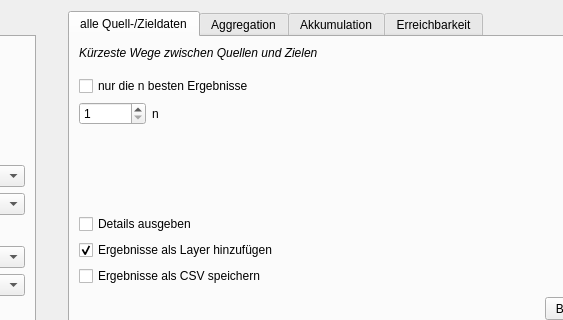
First picture: the form in OTP/OTP_dialog_base.ui, repository ChrFr/qgis-OTP, before the edit; both pictures show x 544 to 1107 and y 0 to 320 of the 1191 by 632 pixel window.
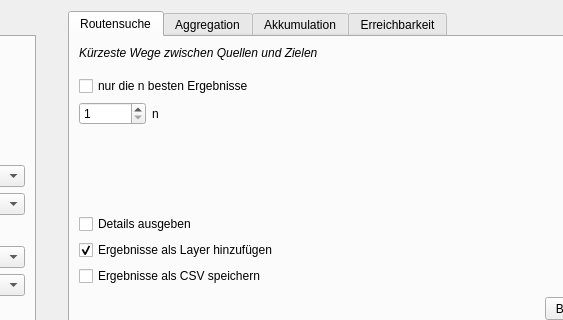
Second picture: the form after the edit.

Commit message: Update: OTP UI - renamed tab

What changed in the file:
```diff
--- a/OTP/OTP_dialog_base.ui
+++ b/OTP/OTP_dialog_base.ui
@@ -117,7 +117,7 @@
        </property>
        <widget class="QWidget" name="orig_dest_calc_tab">
         <attribute name="title">
-         <string>alle Quell-/Zieldaten</string>
+         <string>Routensuche</string>
         </attribute>
         <attribute name="toolTip">
          <string>Routing zwischen Quellen und Zielen (Ankunft oder Abfahrt)</string>
```
